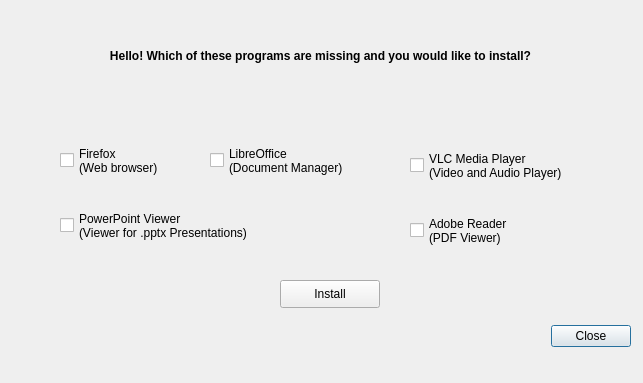
Old version of the form ui/install_dialog.ui in the repository Atrate/qSchoolHelper.
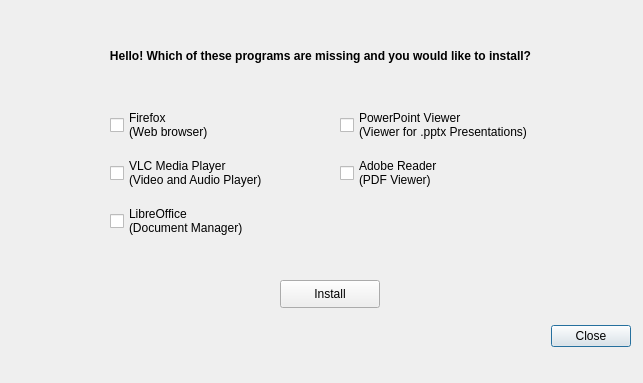
New version of the form.

Commit message:
Updated UI elements, added a signal
Added a signal: when "Exit" is pressed, the app will exit.

```diff
--- a/ui/install_dialog.ui
+++ b/ui/install_dialog.ui
@@ -42,48 +42,6 @@
     <string>Install</string>
    </property>
   </widget>
-  <widget class="QCheckBox" name="checkBox">
-   <property name="geometry">
-    <rect>
-     <x>60</x>
-     <y>140</y>
-     <width>141</width>
-     <height>41</height>
-    </rect>
-   </property>
-   <property name="text">
-    <string>Firefox
-(Web browser)</string>
-   </property>
-  </widget>
-  <widget class="QCheckBox" name="checkBox_2">
-   <property name="geometry">
-    <rect>
-     <x>210</x>
-     <y>140</y>
-     <width>191</width>
-     <height>41</height>
-    </rect>
-   </property>
-   <property name="text">
-    <string>LibreOffice
-(Document Manager)</string>
-   </property>
-  </widget>
-  <widget class="QCheckBox" name="checkBox_3">
-   <property name="geometry">
-    <rect>
-     <x>410</x>
-     <y>200</y>
-     <width>151</width>
-     <height>61</height>
-    </rect>
-   </property>
-   <property name="text">
-    <string>Adobe Reader
-(PDF Viewer)</string>
-   </property>
-  </widget>
   <widget class="QLabel" name="label">
    <property name="geometry">
     <rect>
@@ -106,41 +64,65 @@
     <set>Qt::AlignCenter</set>
    </property>
   </widget>
-  <widget class="QCheckBox" name="checkBox_4">
+  <widget class="QWidget" name="gridLayoutWidget">
    <property name="geometry">
     <rect>
-     <x>60</x>
-     <y>200</y>
-     <width>261</width>
-     <height>51</height>
+     <x>110</x>
+     <y>100</y>
+     <width>454</width>
+     <height>149</height>
     </rect>
    </property>
-   <property name="font">
-    <font>
-     <kerning>false</kerning>
-    </font>
-   </property>
-   <property name="text">
-    <string>PowerPoint Viewer
-(Viewer for .pptx Presentations)</string>
-   </property>
-   <property name="tristate">
-    <bool>false</bool>
-   </property>
-  </widget>
-  <widget class="QCheckBox" name="checkBox_5">
-   <property name="geometry">
-    <rect>
-     <x>410</x>
-     <y>140</y>
-     <width>211</width>
-     <height>51</height>
-    </rect>
-   </property>
-   <property name="text">
-    <string>VLC Media Player
+   <layout class="QGridLayout" name="gridLayout">
+    <item row="0" column="0">
+     <widget class="QCheckBox" name="checkBox">
+      <property name="text">
+       <string>Firefox
+(Web browser)</string>
+      </property>
+     </widget>
+    </item>
+    <item row="1" column="0">
+     <widget class="QCheckBox" name="checkBox_5">
+      <property name="text">
+       <string>VLC Media Player
 (Video and Audio Player)</string>
-   </property>
+      </property>
+     </widget>
+    </item>
+    <item row="2" column="0">
+     <widget class="QCheckBox" name="checkBox_2">
+      <property name="text">
+       <string>LibreOffice
+(Document Manager)</string>
+      </property>
+     </widget>
+    </item>
+    <item row="1" column="1">
+     <widget class="QCheckBox" name="checkBox_3">
+      <property name="text">
+       <string>Adobe Reader
+(PDF Viewer)</string>
+      </property>
+     </widget>
+    </item>
+    <item row="0" column="1">
+     <widget class="QCheckBox" name="checkBox_4">
+      <property name="font">
+       <font>
+        <kerning>false</kerning>
+       </font>
+      </property>
+      <property name="text">
+       <string>PowerPoint Viewer
+(Viewer for .pptx Presentations)</string>
+      </property>
+      <property name="tristate">
+       <bool>false</bool>
+      </property>
+     </widget>
+    </item>
+   </layout>
   </widget>
  </widget>
  <resources/>
```
Left out of the diff: 2 changed lines with no effect on the pictures. The commit also changes 4 other files.
